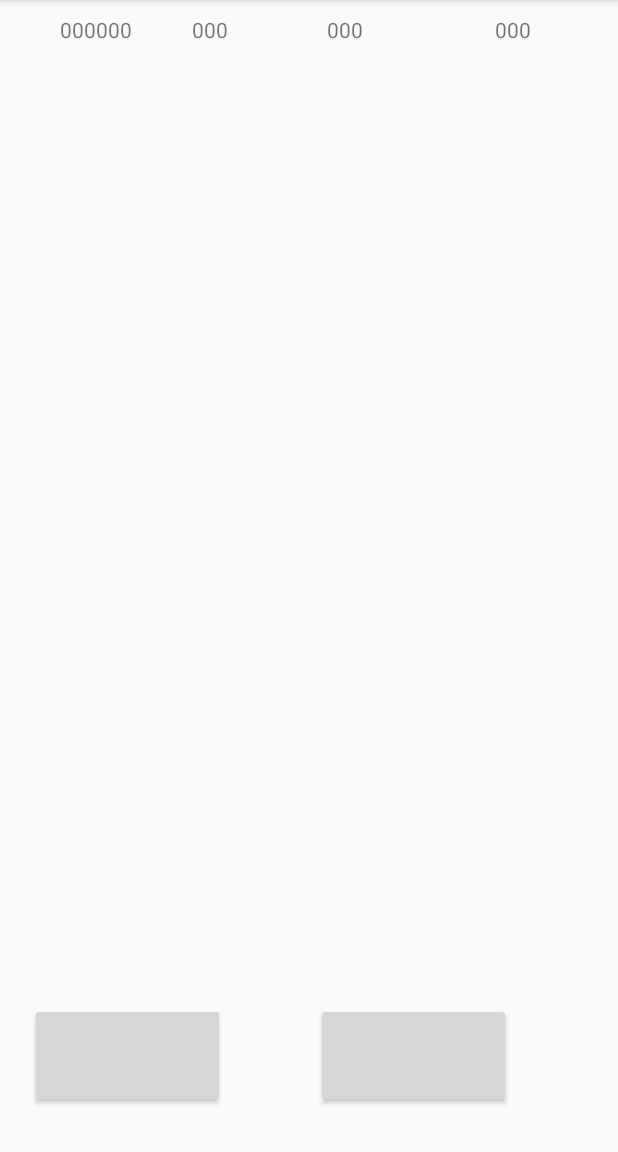
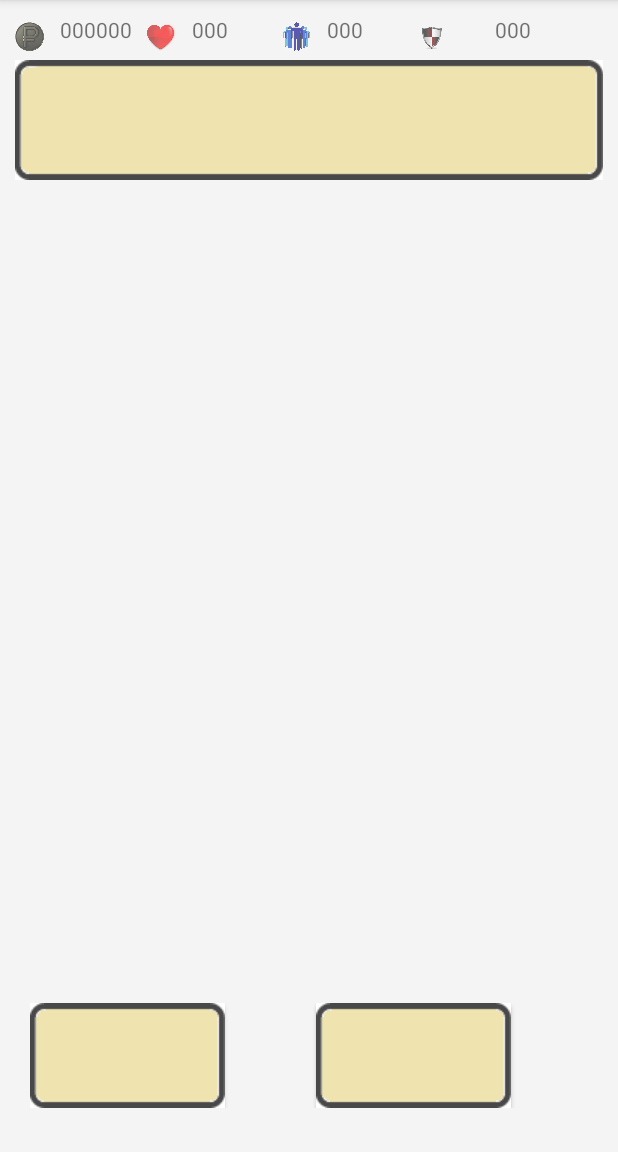
Before and after one commit to kikiyaki/Lifer, an Android app: the screen it shows after launch (MainActivity), on a phone screen of 412 x 824 dp, the part 84-1236 px from its top. Run offline under Robolectric (Android 15) with nearby library versions, the phone set to English and light mode, and no system bars.

Commit message:
Add background color, pictures and button background

```diff
--- a/app/src/main/res/layout/activity_main.xml
+++ b/app/src/main/res/layout/activity_main.xml
@@ -4,6 +4,7 @@
     android:layout_height="match_parent"
     android:layout_width="match_parent"
     android:padding="10dp"
+    android:background="@color/BackgroundColor"
     tools:context="com.hfad.lifer.MainActivity">
     <GridLayout
         android:id="@+id/grid"
@@ -12,6 +13,7 @@
         android:layout_height="wrap_content">
         <ImageView
             android:id="@+id/rub"
+            android:src="@drawable/rub"
             android:layout_width="20dp"
             android:layout_height="20dp"
             android:layout_gravity="center"/>
@@ -26,6 +28,7 @@
             android:layout_gravity="center"/>
         <ImageView
             android:id="@+id/heart"
+            android:src="@drawable/heart"
             android:layout_width="20dp"
             android:layout_height="20dp"
             android:layout_toRightOf="@+id/cash"
@@ -42,6 +45,7 @@
             android:layout_gravity="center"/>
         <ImageView
             android:id="@+id/men"
+            android:src="@drawable/men123"
             android:layout_width="20dp"
             android:layout_height="20dp"
             android:layout_toRightOf="@+id/health"
@@ -58,6 +62,7 @@
             android:layout_gravity="center"/>
         <ImageView
             android:id="@+id/cherep"
+            android:src="@drawable/cherep"
             android:layout_width="20dp"
             android:layout_height="20dp"
             android:layout_toRightOf="@+id/respect"
@@ -78,7 +83,8 @@
         android:id="@+id/ActivityText"
         android:layout_width="match_parent"
         android:layout_height="80dp"
-        android:layout_below="@+id/grid" />
+        android:layout_below="@+id/grid"
+        android:background="@drawable/button_normal"/>
     <ImageView
         android:id="@+id/ActivityImage"
         android:layout_width="match_parent"
@@ -101,7 +107,8 @@
             android:layout_alignLeft="@+id/ActivityText"
             android:layout_alignRight="@+id/health"
             android:layout_gravity="center"
-            android:onClick="onLeftBtnClicked" />
+            android:onClick="onLeftBtnClicked"
+            android:background="@drawable/button_normal" />
         <Button
             android:id="@+id/RightButton"
             android:layout_width="130dp"
@@ -109,7 +116,8 @@
             android:layout_above="@+id/TextOld"
             android:layout_alignRight="@+id/ActivityText"
             android:layout_gravity="center"
-            android:onClick="onRightBtnClicked"/>
+            android:onClick="onRightBtnClicked"
+            android:background="@drawable/button_normal"/>
     </GridLayout>
 
 
--- a/app/src/main/res/values/colors.xml
+++ b/app/src/main/res/values/colors.xml
@@ -3,4 +3,5 @@
     <color name="colorPrimary">#3F51B5</color>
     <color name="colorPrimaryDark">#303F9F</color>
     <color name="colorAccent">#FF4081</color>
+    <color name="BackgroundColor">#F4F4F4</color>
 </resources>
```
Also changed, not shown: app/src/main/res/drawable/button_normal.9.png (added), app/src/main/res/drawable/cherep.png (added), app/src/main/res/drawable/heart.jpg (added), app/src/main/res/drawable/men123.png (added), app/src/main/res/drawable/rub.png (added).
